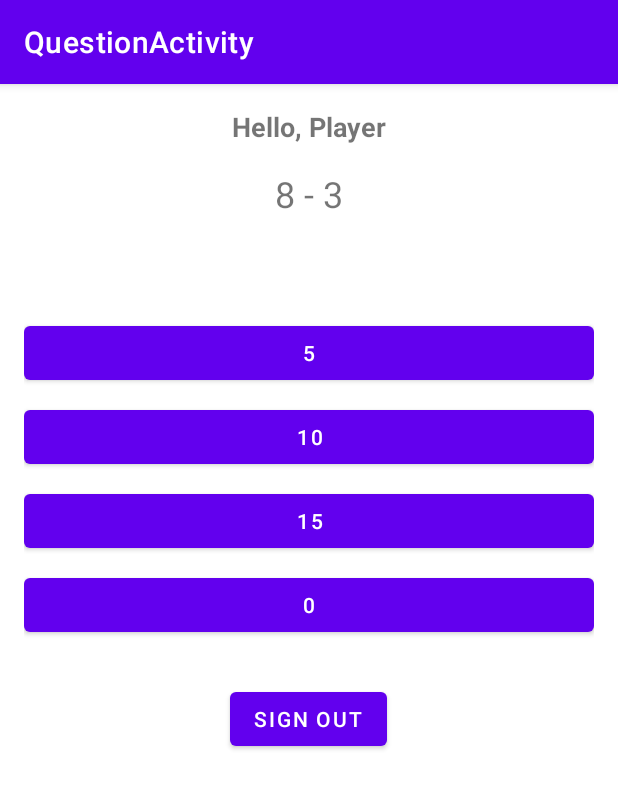
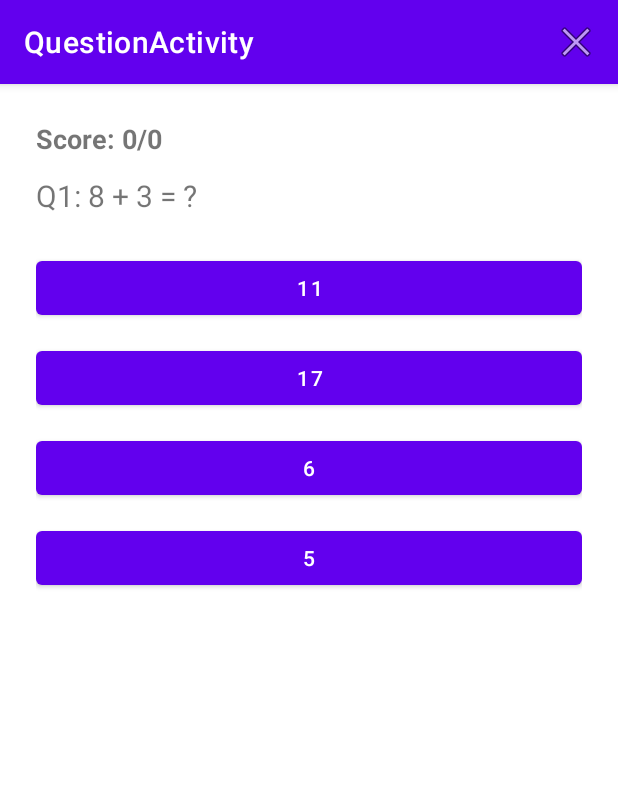
Before and after one commit to prahaasm/MathPracticeApp, an Android app built with Jetpack Compose: the PracticeActivity screen opened directly, with no data from a screen before it, after a tap on "EASY", on a phone screen of 412 x 824 dp. Shown: the top 789 px of the screen. Run offline under Robolectric (Android 15) with nearby library versions, the phone set to English and light mode, and no system bars; our stand-ins replace Firebase (no records; nobody signed in at launch, a user with empty details on screens opened directly).

Commit message:
Adding Icon

```diff
--- a/app/build.gradle
+++ b/app/build.gradle
@@ -40,6 +40,10 @@ dependencies {
     implementation 'com.google.android.material:material:1.12.0'
     implementation 'com.google.firebase:firebase-auth:22.1.1'
     implementation 'com.google.android.gms:play-services-auth:21.0.0'
+
+    // Firebase Firestore for leaderboard
+    implementation 'com.google.firebase:firebase-firestore:24.7.1'
+
     implementation 'androidx.lifecycle:lifecycle-runtime-ktx:2.6.1'
     implementation 'androidx.activity:activity-compose:1.8.0'
     implementation platform('androidx.compose:compose-bom:2024.09.00')
@@ -56,3 +60,5 @@ dependencies {
     debugImplementation 'androidx.compose.ui:ui-tooling'
     debugImplementation 'androidx.compose.ui:ui-test-manifest'
 }
+
+apply plugin: 'com.google.gms.google-services'
--- a/app/src/main/java/com/example/mathpracticeapp/PracticeActivity.java
+++ b/app/src/main/java/com/example/mathpracticeapp/PracticeActivity.java
@@ -15,6 +15,7 @@ public class PracticeActivity extends AppCompatActivity {
     @Override
     protected void onCreate(Bundle savedInstanceState) {
         super.onCreate(savedInstanceState);
+        getSupportActionBar().setDisplayHomeAsUpEnabled(true);
         setContentView(R.layout.activity_practice);
 
         easyBtn = findViewById(R.id.easyBtn);
@@ -29,6 +30,13 @@ public class PracticeActivity extends AppCompatActivity {
         hardBtn.setOnClickListener(v -> startQuestionActivity("Hard"));
     }
 
+    @Override
+    public boolean onSupportNavigateUp() {
+        finish();  // Close this activity and return to MainActivity
+        return true;
+    }
+
+
     private void startQuestionActivity(String level) {
         Intent intent = new Intent(PracticeActivity.this, QuestionActivity.class);
         intent.putExtra("LEVEL", level);
--- a/app/src/main/java/com/example/mathpracticeapp/QuestionActivity.java
+++ b/app/src/main/java/com/example/mathpracticeapp/QuestionActivity.java
@@ -1,152 +1,169 @@
 package com.example.mathpracticeapp;
 
-import android.content.Intent;
 import android.os.Bundle;
-import android.view.View;
-import android.widget.Button;
-import android.widget.TextView;
-import android.widget.Toast;
-
+import android.view.Menu;
+import android.view.MenuItem;
+import android.widget.*;
+import androidx.appcompat.app.AlertDialog;
 import androidx.appcompat.app.AppCompatActivity;
+import com.google.firebase.auth.FirebaseAuth;
+import com.google.firebase.auth.FirebaseUser;
 
 import java.util.ArrayList;
 import java.util.Collections;
-import java.util.List;
 import java.util.Random;
 
 public class QuestionActivity extends AppCompatActivity {
 
-    private TextView userNameText, questionText, resultPrompt;
-    private Button option1, option2, option3, option4, signOutButton;
+    private TextView questionTextView, scoreTextView;
+    private Button optionA, optionB, optionC, optionD;
 
-    private String userName;
-    private DifficultyLevel difficultyLevel;
-    private Question currentQuestion;
+    private DifficultyLevel selectedLevel;
+    private int currentQuestionIndex = 1;
+    private int correctAnswers = 0;
+    private int totalQuestions = 30;
 
-    private Random random = new Random();
-
-    private int score = 0;
-    private int questionCount = 0;
-    private static final int MAX_QUESTIONS = 20;
+    private int correctAnswer;
+    private FirebaseUser currentUser;
+    private String userName, userEmail;
 
     @Override
     protected void onCreate(Bundle savedInstanceState) {
         super.onCreate(savedInstanceState);
         setContentView(R.layout.activity_question);
 
-        userNameText = findViewById(R.id.userNameText);
-        questionText = findViewById(R.id.questionText);
-        resultPrompt = findViewById(R.id.resultPrompt);
+        questionTextView = findViewById(R.id.questionTextView);
+        scoreTextView = findViewById(R.id.scoreTextView);
+        optionA = findViewById(R.id.optionA);
+        optionB = findViewById(R.id.optionB);
+        optionC = findViewById(R.id.optionC);
+        optionD = findViewById(R.id.optionD);
 
-        option1 = findViewById(R.id.option1);
-        option2 = findViewById(R.id.option2);
-        option3 = findViewById(R.id.option3);
-        option4 = findViewById(R.id.option4);
-        signOutButton = findViewById(R.id.signOutButton);
+        selectedLevel = DifficultyLevel.fromString(getIntent().getStringExtra("LEVEL"));
+        currentUser = FirebaseAuth.getInstance().getCurrentUser();
 
-        // Get username and difficulty from intent
-        userName = getIntent().getStringExtra("userName");
-        String levelString = getIntent().getStringExtra("LEVEL");
-
-        try {
-            difficultyLevel = DifficultyLevel.fromString(levelString);
-        } catch (IllegalArgumentException e) {
-            difficultyLevel = DifficultyLevel.EASY; // fallback
+        if (currentUser != null) {
+            userName = currentUser.getDisplayName();
+            userEmail = currentUser.getEmail();
         }
 
-        userNameText.setText("Hello, " + (userName != null ? userName : "Player"));
+        loadNextQuestion();
 
-        loadNewQuestion();
-
-        View.OnClickListener optionClickListener = v -> {
-            disableOptions();
-
-            Button clickedButton = (Button) v;
-            int selectedAnswer;
-            try {
-                selectedAnswer = Integer.parseInt(clickedButton.getText().toString());
-            } catch (NumberFormatException e) {
-                Toast.makeText(this, "Invalid answer option", Toast.LENGTH_SHORT).show();
-                enableOptions();
-                return;
-            }
-
-            if (selectedAnswer == currentQuestion.getAnswer()) {
-                score++;
-                resultPrompt.setText("Correct! Score: " + score);
-                resultPrompt.setTextColor(getResources().getColor(android.R.color.holo_green_dark));
-            } else {
-                resultPrompt.setText("Incorrect! Correct answer: " + currentQuestion.getAnswer() + "\nScore: " + score);
-                resultPrompt.setTextColor(getResources().getColor(android.R.color.holo_red_dark));
-            }
-
-            clickedButton.postDelayed(() -> {
-                enableOptions();
-                loadNewQuestion();
-            }, 1500);
-        };
-
-        option1.setOnClickListener(optionClickListener);
-        option2.setOnClickListener(optionClickListener);
-        option3.setOnClickListener(optionClickListener);
-        option4.setOnClickListener(optionClickListener);
-
-        signOutButton.setOnClickListener(v -> {
-            GoogleSignInHelper.signOut(this, () -> {
-                Intent intent = new Intent(QuestionActivity.this, MainActivity.class);
-                intent.setFlags(Intent.FLAG_ACTIVITY_CLEAR_TOP | Intent.FLAG_ACTIVITY_NEW_TASK);
-                startActivity(intent);
-                finish();
-            });
-        });
+        optionA.setOnClickListener(v -> checkAnswer(Integer.parseInt(optionA.getText().toString())));
+        optionB.setOnClickListener(v -> checkAnswer(Integer.parseInt(optionB.getText().toString())));
+        optionC.setOnClickListener(v -> checkAnswer(Integer.parseInt(optionC.getText().toString())));
+        optionD.setOnClickListener(v -> checkAnswer(Integer.parseInt(optionD.getText().toString())));
     }
 
-    private void loadNewQuestion() {
-        if (questionCount >= MAX_QUESTIONS) {
-            Toast.makeText(this, "Quiz Finished! Final Score: " + score, Toast.LENGTH_LONG).show();
-            finish();
-            return;
-        }
+    private void loadNextQuestion() {
+        QuestionData question = generateQuestion(selectedLevel);
+        questionTextView.setText("Q" + currentQuestionIndex + ": " + question.questionText);
+        correctAnswer = question.correctAnswer;
 
-        questionCount++;
-        resultPrompt.setText("");
-        currentQuestion = Question.generate(difficultyLevel, random.nextInt(30) + 1);
-        questionText.setText(currentQuestion.getQuestionText());
-
-        List<Integer> options = new ArrayList<>();
-        options.add(currentQuestion.getAnswer());
-
+        ArrayList<Integer> options = new ArrayList<>();
+        options.add(correctAnswer);
+        Random random = new Random();
         while (options.size() < 4) {
-            int wrongAnswer = generateWrongAnswer(currentQuestion.getAnswer());
-            if (!options.contains(wrongAnswer)) {
-                options.add(wrongAnswer);
+            int wrong = correctAnswer + random.nextInt(20) - 10;
+            if (wrong != correctAnswer && wrong >= 0 && !options.contains(wrong)) {
+                options.add(wrong);
             }
         }
 
         Collections.shuffle(options);
+        optionA.setText(String.valueOf(options.get(0)));
+        optionB.setText(String.valueOf(options.get(1)));
+        optionC.setText(String.valueOf(options.get(2)));
+        optionD.setText(String.valueOf(options.get(3)));
 
-        option1.setText(String.valueOf(options.get(0)));
-        option2.setText(String.valueOf(options.get(1)));
-        option3.setText(String.valueOf(options.get(2)));
-        option4.setText(String.valueOf(options.get(3)));
+        scoreTextView.setText("Score: " + correctAnswers + "/" + (currentQuestionIndex - 1));
     }
 
-    private int generateWrongAnswer(int correctAnswer) {
-        int offset = random.nextInt(10) + 1;
-        return random.nextBoolean() ? correctAnswer + offset : Math.max(0, correctAnswer - offset);
+    private void checkAnswer(int selectedAnswer) {
+        if (selectedAnswer == correctAnswer) {
+            correctAnswers++;
+        }
+
+        currentQuestionIndex++;
+        if (currentQuestionIndex > totalQuestions) {
+            showSummaryDialog();
+        } else {
+            loadNextQuestion();
+        }
     }
 
-    private void disableOptions() {
-        option1.setEnabled(false);
-        option2.setEnabled(false);
-        option3.setEnabled(false);
-        option4.setEnabled(false);
+    private void showSummaryDialog() {
+        double percentage = (correctAnswers * 100.0) / totalQuestions;
+
+        if (userEmail != null && userName != null) {
+            UserStatsManager.updateUserStats(userName, userEmail, selectedLevel.name(), correctAnswers, totalQuestions);
+        }
+
+        AlertDialog.Builder builder = new AlertDialog.Builder(this);
+        builder.setTitle("Quiz Summary");
+        builder.setMessage("Questions Attempted: " + totalQuestions +
+                "\nCorrect Answers: " + correctAnswers +
+                "\nPercentage: " + String.format("%.2f", percentage) + "%");
+        builder.setPositiveButton("OK", (dialog, which) -> finish());
+        builder.setCancelable(false);
+        builder.show();
     }
 
-    private void enableOptions() {
-        option1.setEnabled(true);
-        option2.setEnabled(true);
-        option3.setEnabled(true);
-        option4.setEnabled(true);
+    @Override
+    public boolean onCreateOptionsMenu(Menu menu) {
+        getMenuInflater().inflate(R.menu.question_menu, menu);
+        return true;
+    }
+
+    @Override
+    public boolean onOptionsItemSelected(MenuItem item) {
+        if (item.getItemId() == R.id.action_exit) {
+            showSummaryDialog();
+            return true;
+        }
+        return super.onOptionsItemSelected(item);
+    }
+
+    private QuestionData generateQuestion(DifficultyLevel level) {
+        Random rand = new Random();
+        int a = 0, b = 0, answer = 0;
+        String operator = "+";
+
+        switch (level) {
+            case EASY:
+                a = rand.nextInt(9) + 1;
+                b = rand.nextInt(9) + 1;
+                operator = rand.nextBoolean() ? "+" : "-";
+                break;
+            case MEDIUM:
+                a = rand.nextInt(91) + 10;
+                b = rand.nextInt(91) + 10;
+                operator = rand.nextBoolean() ? "+" : "-";
+                break;
+            case HARD:
+                a = rand.nextInt(291) + 10;
+                b = rand.nextInt(291) + 10;
+                int op = rand.nextInt(3);
+                operator = (op == 0) ? "+" : (op == 1) ? "-" : "*";
+                break;
+        }
+
+        switch (operator) {
+            case "+": answer = a + b; break;
+            case "-": answer = a - b; break;
+            case "*": answer = a * b; break;
+        }
+
+        return new QuestionData(a + " " + operator + " " + b + " = ?", answer);
+    }
+
+    private static class QuestionData {
+        String questionText;
+        int correctAnswer;
+
+        QuestionData(String text, int answer) {
+            this.questionText = text;
+            this.correctAnswer = answer;
+        }
     }
 }
--- /dev/null
+++ b/app/src/main/res/drawable/ic_exit.xml
@@ -0,0 +1,5 @@
+<vector xmlns:android="http://schemas.android.com/apk/res/android" android:autoMirrored="true" android:height="24dp" android:tint="#000000" android:viewportHeight="24" android:viewportWidth="24" android:width="24dp">
+
+    <path android:fillColor="@android:color/white" android:pathData="M17,7l-1.41,1.41L18.17,11H8v2h10.17l-2.58,2.58L17,17l5,-5zM4,5h8V3H4c-1.1,0 -2,0.9 -2,2v14c0,1.1 0.9,2 2,2h8v-2H4V5z"/>
+
+</vector>
--- a/app/src/main/res/layout/activity_question.xml
+++ b/app/src/main/res/layout/activity_question.xml
@@ -1,71 +1,53 @@
 <?xml version="1.0" encoding="utf-8"?>
 <LinearLayout xmlns:android="http://schemas.android.com/apk/res/android"
+    android:orientation="vertical"
+    android:padding="24dp"
     android:layout_width="match_parent"
-    android:layout_height="match_parent"
-    android:orientation="vertical"
-    android:padding="16dp"
-    android:gravity="center_horizontal">
+    android:layout_height="match_parent">
 
     <TextView
-        android:id="@+id/userNameText"
+        android:id="@+id/scoreTextView"
         android:layout_width="wrap_content"
         android:layout_height="wrap_content"
-        android:text="Hello, Player"
+        android:text="Score: 0/0"
         android:textSize="18sp"
         android:textStyle="bold"
-        android:layout_marginBottom="16dp"/>
+        android:layout_marginBottom="12dp" />
 
     <TextView
-        android:id="@+id/questionText"
+        android:id="@+id/questionTextView"
         android:layout_width="wrap_content"
         android:layout_height="wrap_content"
-        android:text="What is 5 + 3?"
-        android:textSize="24sp"
-        android:layout_marginBottom="24dp"
-        android:textAlignment="center"/>
-
-    <TextView
-        android:id="@+id/resultPrompt"
-        android:layout_width="wrap_content"
-        android:layout_height="wrap_content"
-        android:text=""
-        android:textSize="16sp"
-        android:layout_marginBottom="16dp"
-        android:textColor="@android:color/holo_red_dark"
-        android:textAlignment="center"/>
+        android:text="Question"
+        android:textSize="20sp"
+        android:layout_marginBottom="24dp" />
 
     <Button
-        android:id="@+id/option1"
+        android:id="@+id/optionA"
         android:layout_width="match_parent"
         android:layout_height="wrap_content"
-        android:text="Option 1"
-        android:layout_marginVertical="4dp"/>
+        android:text="Option A"
+        android:layout_marginBottom="12dp" />
 
     <Button
-        android:id="@+id/option2"
+        android:id="@+id/optionB"
         android:layout_width="match_parent"
         android:layout_height="wrap_content"
-        android:text="Option 2"
-        android:layout_marginVertical="4dp"/>
+        android:text="Option B"
+        android:layout_marginBottom="12dp" />
 
     <Button
-        android:id="@+id/option3"
+        android:id="@+id/optionC"
         android:layout_width="match_parent"
         android:layout_height="wrap_content"
-        android:text="Option 3"
-        android:layout_marginVertical="4dp"/>
+        android:text="Option C"
+        android:layout_marginBottom="12dp" />
 
     <Button
-        android:id="@+id/option4"
+        android:id="@+id/optionD"
         android:layout_width="match_parent"
         android:layout_height="wrap_content"
-        android:text="Option 4"
-        android:layout_marginVertical="4dp"/>
+        android:text="Option D"
+        android:layout_marginBottom="12dp" />
 
-    <Button
-        android:id="@+id/signOutButton"
-        android:layout_width="wrap_content"
-        android:layout_height="wrap_content"
-        android:text="Sign Out"
-        android:layout_marginTop="24dp" />
 </LinearLayout>
--- /dev/null
+++ b/app/src/main/res/menu/question_menu.xml
@@ -0,0 +1,9 @@
+<?xml version="1.0" encoding="utf-8"?>
+<menu xmlns:android="http://schemas.android.com/apk/res/android"
+    xmlns:app="http://schemas.android.com/apk/res-auto">
+    <item
+        android:id="@+id/action_exit"
+        android:title="Exit"
+        android:icon="@android:drawable/ic_menu_close_clear_cancel"
+        app:showAsAction="always"/>
+</menu>
--- a/app/src/main/res/values/strings.xml
+++ b/app/src/main/res/values/strings.xml
@@ -3,5 +3,6 @@
     <string name="default_web_client_id">502076306830-vhcqrp8si7uggumfdm860b2toksvq7k8.apps.googleusercontent.com</string>
     <string name="title_activity_practice">PracticeActivity</string>
     <string name="title_activity_question">QuestionActivity</string>
+    <string name="title_activity_leaderboard">LeaderboardActivity</string>
 
 </resources>
```
Also changed, not shown: app/src/main/AndroidManifest.xml (+8 -1 lines), app/src/main/java/com/example/mathpracticeapp/LeaderboardActivity.java (added, +34 -0 lines), app/src/main/java/com/example/mathpracticeapp/MainActivity.java (+15 -4 lines), app/src/main/java/com/example/mathpracticeapp/UserStats.java (added, +31 -0 lines), app/src/main/java/com/example/mathpracticeapp/UserStatsManager.java (added, +87 -0 lines), app/src/main/res/layout/activity_layout.xml (added, +52 -0 lines), app/src/main/res/layout/activity_leaderboard.xml (added, +38 -0 lines), app/src/main/res/layout/activity_main.xml (+8 -0 lines).
